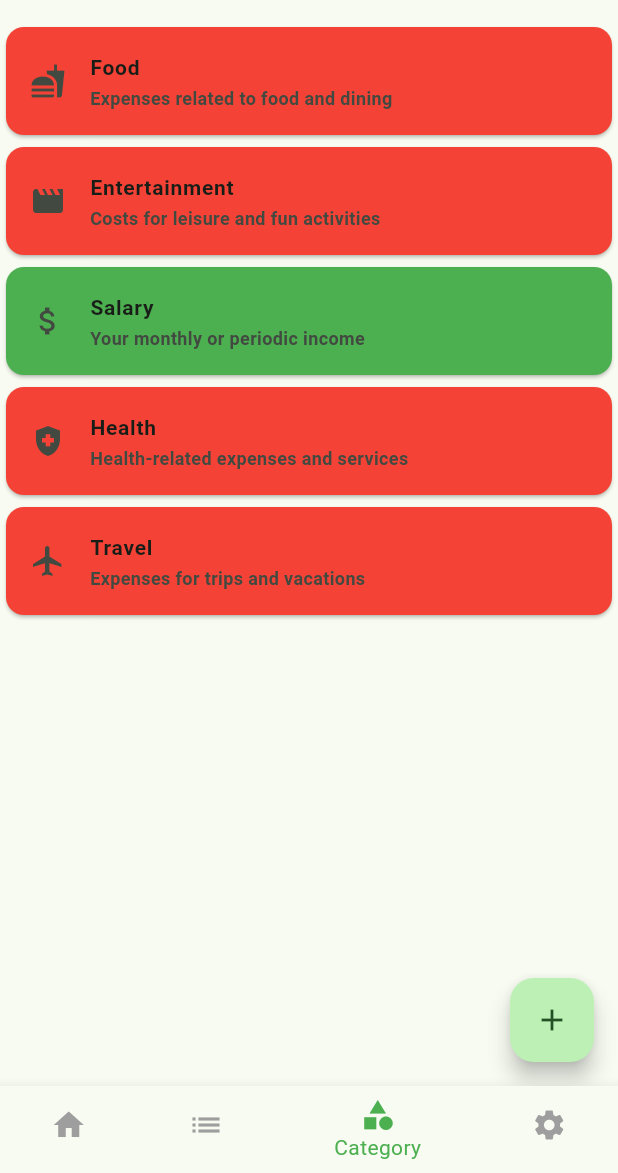
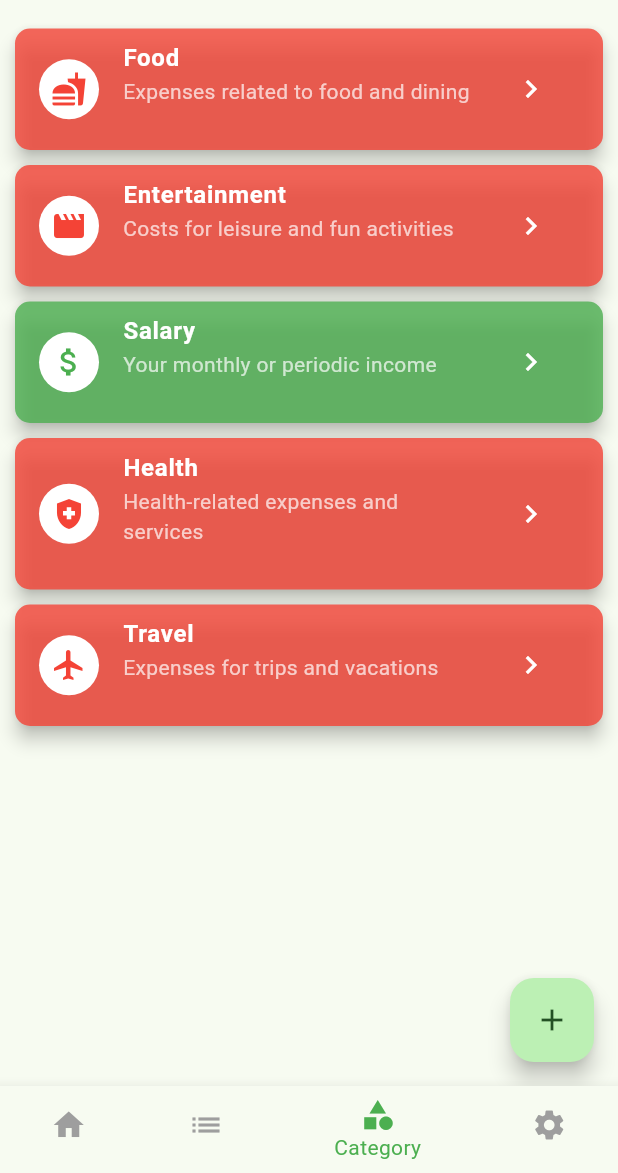
Before and after one commit to sirconceptz/SmartBudget, a Flutter app: the screen it shows after launch, item 3 of the bottom bar chosen, on a phone screen of 412 x 824 dp, the part 63-1236 px from its top. Run offline on Flutter 3.47's test engine with Material 3 defaults, Android fonts, the phone set to English and light mode, and no system bars; our stand-ins replace bloc, equatable, fl_chart, flutter_bloc, get_it, shared_preferences and 1 more; accounts and stored records are empty; generated files the repository leaves out were written again; network calls fail.

Commit message:
Add icon
-add first day of the month to settings and notifier

```diff
--- a/lib/data/db/database_helper.dart
+++ b/lib/data/db/database_helper.dart
@@ -21,7 +21,7 @@ class DatabaseHelper {
     final path = join(dbPath, 'budget_manager.db');
 
     // Uncomment to reset the database
-    //await deleteDatabase(path);
+    await deleteDatabase(path);
 
     return await openDatabase(
       path,
--- a/lib/di/di.dart
+++ b/lib/di/di.dart
@@ -2,6 +2,7 @@ import 'package:get_it/get_it.dart';
 
 import '../data/db/database_helper.dart';
 import '../data/repositories/category_repository.dart';
+import '../data/repositories/currency_repository.dart';
 import '../data/repositories/transaction_repository.dart';
 
 final getIt = GetIt.instance;
@@ -15,4 +16,8 @@ void setupDependencies() {
   getIt.registerLazySingleton<CategoryRepository>(
     () => CategoryRepository(getIt<DatabaseHelper>()),
   );
+
+  getIt.registerLazySingleton<CurrencyRepository>(
+        () => CurrencyRepository(),
+  );
 }
--- a/lib/l10n/app_en.arb
+++ b/lib/l10n/app_en.arb
@@ -54,5 +54,8 @@
   "categoryTravel": "Travel",
   "categoryTravelDescription": "Expenses for trips and vacations",
   "categoryHealth": "Health",
-  "categoryHealthDescription": "Health-related expenses and services"
+  "categoryHealthDescription": "Health-related expenses and services",
+  "financeSection": "Finances",
+  "appSection": "Application",
+  "firstDayOfMonth": "First day of the month"
 }
--- a/lib/l10n/app_pl.arb
+++ b/lib/l10n/app_pl.arb
@@ -54,5 +54,8 @@
   "categoryTravel": "Podróże",
   "categoryTravelDescription": "Wydatki na wycieczki i wakacje",
   "categoryHealth": "Zdrowie",
-  "categoryHealthDescription": "Wydatki związane ze zdrowiem i usługami medycznymi"
+  "categoryHealthDescription": "Wydatki związane ze zdrowiem i usługami medycznymi",
+  "financeSection": "Finanse",
+  "appSection": "Aplikacja",
+  "firstDayOfMonth": "Pierwszy dzień miesiąca"
 }
--- a/lib/models/transaction.dart
+++ b/lib/models/transaction.dart
@@ -44,7 +44,7 @@ class Transaction {
         categoryId: json['category_id'],
         date: DateTime.parse(json['date']),
         description: json['description'],
-        currency: json['currency']);
+        currency: CurrencyExtension.fromString(json['currency']));
   }
 
   Map<String, dynamic> toJson() {
@@ -55,7 +55,7 @@ class Transaction {
       'category_id': categoryId,
       'date': date.toIso8601String(),
       'description': description,
-      'currency': currency
+      'currency': currency.value
     };
   }
 }
--- a/lib/screens/category_list_screen.dart
+++ b/lib/screens/category_list_screen.dart
@@ -1,18 +1,20 @@
 import 'package:flutter/material.dart';
 import 'package:flutter_bloc/flutter_bloc.dart';
 import 'package:flutter_gen/gen_l10n/app_localizations.dart';
-
+import 'package:provider/provider.dart';
 import '../blocs/category/category_bloc.dart';
-import '../blocs/category/category_event.dart';
 import '../blocs/category/category_state.dart';
+import '../di/notifiers/currency_notifier.dart';
 import '../models/category.dart';
-import '../widgets/confirm_dialog.dart';
 
 class CategoryListScreen extends StatelessWidget {
   const CategoryListScreen({super.key});
 
   @override
   Widget build(BuildContext context) {
+    final currencyNotifier = Provider.of<CurrencyNotifier>(context);
+    final currentCurrency = currencyNotifier.currency;
+
     return Scaffold(
       body: BlocBuilder<CategoryBloc, CategoryState>(
         builder: (context, state) {
@@ -25,65 +27,58 @@ class CategoryListScreen extends StatelessWidget {
               itemCount: categories.length,
               itemBuilder: (context, index) {
                 final category = categories[index];
-                return Dismissible(
-                  key: ValueKey(category.id),
-                  background: Container(
-                    color: Colors.blue,
-                    alignment: Alignment.centerLeft,
-                    padding: EdgeInsets.only(left: 20),
-                    child: Icon(Icons.edit, color: Colors.white),
+                return Card(
+                  shape: RoundedRectangleBorder(
+                    borderRadius: BorderRadius.circular(10),
                   ),
-                  secondaryBackground: Container(
-                    color: Colors.red,
-                    alignment: Alignment.centerRight,
-                    padding: EdgeInsets.only(right: 20),
-                    child: Icon(Icons.delete, color: Colors.white),
-                  ),
-                  confirmDismiss: (direction) async {
-                    if (direction == DismissDirection.startToEnd) {
-                      await goToEditCategory(context, category);
-                      return false;
-                    } else if (direction == DismissDirection.endToStart) {
-                      final confirm = await showDialog<bool>(
-                        context: context,
-                        builder: (context) => ConfirmDialog(
-                          title: AppLocalizations.of(context)!.deleteCategory,
-                          content: AppLocalizations.of(context)!
-                              .deleteCategoryConfirmation,
-                          cancelText: AppLocalizations.of(context)!.cancel,
-                          confirmText: AppLocalizations.of(context)!.delete,
-                          onConfirm: () {
-                            context
-                                .read<CategoryBloc>()
-                                .add(DeleteCategory(category.id!));
-                          },
-                        ),
-                      );
-                      return confirm == true;
-                    }
-                    return false;
-                  },
-                  child: Card(
-                    color: category.isIncome ? Colors.green : Colors.red,
-                    child: ListTile(
-                      leading: category.icon != null
-                          ? Icon(IconData(category.icon!,
-                              fontFamily: 'MaterialIcons'))
-                          : Icon(Icons.category),
-                      title: Text(
-                        category.name,
+                  elevation: 5,
+                  margin: const EdgeInsets.symmetric(horizontal: 10, vertical: 5),
+                  color: category.isIncome
+                      ? Colors.green.withOpacity(0.8)
+                      : Colors.red.withOpacity(0.8),
+                  child: ListTile(
+                    leading: CircleAvatar(
+                      backgroundColor: Colors.white,
+                      child: category.icon != null
+                          ? Icon(
+                        IconData(category.icon!,
+                            fontFamily: 'MaterialIcons'),
+                        color: category.isIncome ? Colors.green : Colors.red,
+                      )
+                          : Icon(Icons.category,
+                          color: category.isIncome ? Colors.green : Colors.red),
+                    ),
+                    title: Text(
+                      category.name,
+                      style: TextStyle(
+                        fontWeight: FontWeight.bold,
+                        fontSize: 16,
+                        color: Colors.white,
+                      ),
+                    ),
+                    subtitle: Column(
+                      crossAxisAlignment: CrossAxisAlignment.start,
+                      children: [
+                      Text(
+                        category.description ?? '',
                         style: TextStyle(
-                          fontWeight: FontWeight.bold,
                           fontSize: 14,
+                          color: Colors.white70,
                         ),
                       ),
-                      subtitle: Text(
-                        category.description ?? '',
+                      Text(
+                        category.budgetLimit != null ? category.budgetLimit!.toStringAsFixed(2) + currentCurrency.sign : "",
                         style: TextStyle(
-                          fontWeight: FontWeight.bold,
-                          fontSize: 12,
+                          fontSize: 14,
+                          color: Colors.white70,
                         ),
-                      ),
+                      )
+                    ],),
+                    trailing: IconButton(
+                      icon: Icon(Icons.chevron_right, color: Colors.white),
+                      onPressed: () async {
+                        await goToEditCategory(context, category);
+                      },
                     ),
                   ),
                 );
@@ -91,8 +86,9 @@ class CategoryListScreen extends StatelessWidget {
             );
           } else {
             return Center(
-                child: Text(
-                    AppLocalizations.of(context)!.errorWhileLoadingCategories));
+              child: Text(AppLocalizations.of(context)!
+                  .errorWhileLoadingCategories),
+            );
           }
         },
       ),
--- a/lib/utils/enums/currency.dart
+++ b/lib/utils/enums/currency.dart
@@ -1,5 +1,5 @@
 enum Currency {
-  usd(name: "Dolary amerykańskie", value: "usd", sign: "\$"),
+  usd(name: "Dolar amerykański", value: "usd", sign: "\$"),
   eur(name: "Euro", value: "eur", sign: "€"),
   pln(name: "Polski złoty", value: "pln", sign: "ZŁ");
 
--- a/pubspec.yaml
+++ b/pubspec.yaml
@@ -23,6 +23,7 @@ dependencies:
   equatable: ^2.0.7
   flutter_dotenv: ^5.2.1
   http: ^1.2.2
+  flutter_launcher_icons: ^0.10.0
 
 dev_dependencies:
   flutter_test:
@@ -36,5 +37,10 @@ flutter:
   generate: true
   uses-material-design: true
 
+flutter_icons:
+  android: true
+  ios: true
+  remove_alpha_ios: true
+  image_path: "assets/icons/app_icon.png"
   assets:
     - lib/l10n/
```
Also changed, not shown: lib/di/notifiers/finance_notifier.dart (added, +26 -0 lines), lib/main.dart (+15 -11 lines), lib/screens/edit_category_screen.dart (+60 -7 lines), lib/screens/settings_screen.dart (+37 -3 lines), assets/icons/app_icon.png (added), pubspec.lock, 21 other files.
